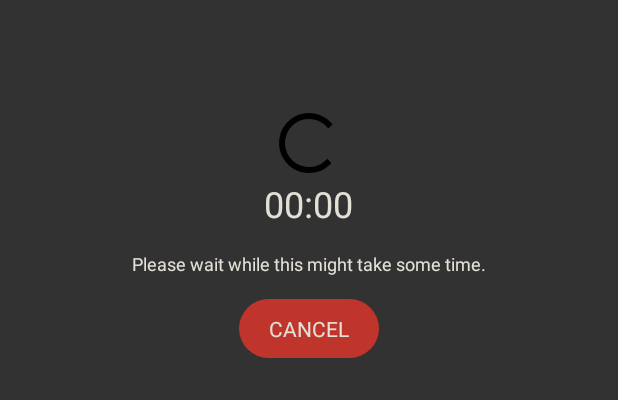
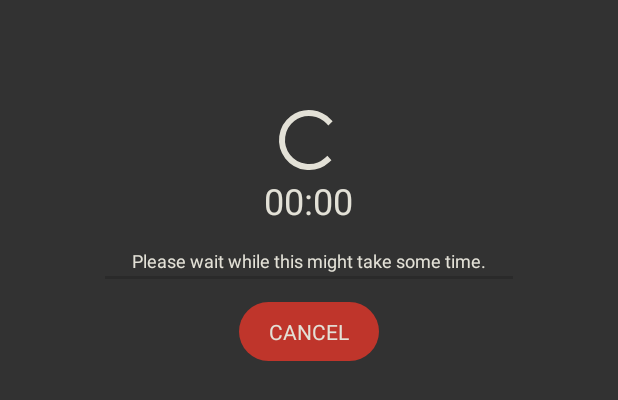
Before and after one commit to ervingegprifti/numbertheoryalgorithms, an Android app: the layout popup_progress.xml on its own in the app's theme, with its tools: preview values and no code run, on a phone screen of 412 x 824 dp. Shown: the part 374-774 px from the top of the screen. Run offline under Robolectric (Android 15) with nearby library versions, the phone set to English and light mode, and no system bars.

Commit message:
Worked on ProgressManager adding a progressbar

```diff
--- a/app/src/main/java/com/gegprifti/android/numbertheoryalgorithms/Algorithms.java
+++ b/app/src/main/java/com/gegprifti/android/numbertheoryalgorithms/Algorithms.java
@@ -245,13 +245,13 @@ class Algorithms {
      *
      * @see <a href="https://www.britannica.com/science/factorial">factorial</a>
      */
-    static String Factorial(AlgorithmParameters algorithmParameters) {
+    static String Factorial(ProgressManager progressManager, AlgorithmParameters algorithmParameters) {
         // a! a ∊ ℤ with a ≥ 0
         // 0! = 1
         // 1! = 1
-        // 2! = 2 * 1 = 2
-        // 3! = 3 * 2 * 1 = 6
-        // 4| = 4 * 3 * 2 * 1 = 24
+        // 2! = 1 * 2 = 2
+        // 3! = 1 * 2 * 3 = 6
+        // 4| = 1 * 2 * 3 * 4 = 24
 
         // Input
         BigInteger a = algorithmParameters.getInput1();
@@ -263,9 +263,25 @@ class Algorithms {
             return "1";
         }
         BigInteger factorial = ONE;
+
+        long lastUpdateTime = 0;
+        final int UPDATE_INTERVAL_MS = 100;
+
         for(BigInteger i = ONE; i.compareTo(a) <= 0; i = i.add(ONE)) {
             factorial = factorial.multiply(i);
-        }
+
+            long currentTime = System.currentTimeMillis();
+            // Only publish progress if enough time has passed
+            if (currentTime - lastUpdateTime > UPDATE_INTERVAL_MS) {
+                // (i/a)*100
+                int percent = i.multiply(BigInteger.valueOf(100)).divide(a).intValue();
+                progressManager.publishProgress(percent);
+                // Record the time of this update
+                lastUpdateTime = currentTime;
+            }
+        }
+
+        progressManager.publishProgress(100);
         return factorial.toString();
     }
     static String NextProbablePrime(ProgressDialog.Run run, AlgorithmParameters algorithmParameters) {
--- a/app/src/main/java/com/gegprifti/android/numbertheoryalgorithms/ProgressDialog.java
+++ b/app/src/main/java/com/gegprifti/android/numbertheoryalgorithms/ProgressDialog.java
@@ -57,7 +57,7 @@ final class ProgressDialog {
                 viewProgressDialog = layoutInflater.inflate(R.layout.popup_progress, container, false);
             }
             Chronometer chronometerProgress = viewProgressDialog.findViewById(R.id.ChronometerProgress);
-            ProgressBar progressBarProgress = viewProgressDialog.findViewById(R.id.ProgressBarProgress);
+            ProgressBar progressBarProgress = viewProgressDialog.findViewById(R.id.ProgressBarSpin);
             TextView textViewProgressCancel = viewProgressDialog.findViewById(R.id.TextViewProgressCancel);
 
             // Start the timer
--- a/app/src/main/res/layout/popup_progress.xml
+++ b/app/src/main/res/layout/popup_progress.xml
@@ -1,13 +1,14 @@
 <?xml version="1.0" encoding="utf-8"?>
 
 <LinearLayout xmlns:android="http://schemas.android.com/apk/res/android"
+	xmlns:tools="http://schemas.android.com/tools"
 	android:id="@+id/LinearLayoutProgress"
-    android:orientation="vertical"
-    android:layout_width="match_parent"
-    android:layout_height="match_parent"
+	android:orientation="vertical"
+	android:layout_width="match_parent"
+	android:layout_height="match_parent"
 	android:layout_gravity="center_horizontal|top"
-    android:background="#CC000000"
-    android:gravity="center">
+	android:background="#CC000000"
+	android:gravity="center">
 	<!--
 	android:paddingHorizontal="30dp"
 	android:paddingVertical="100dp"
@@ -15,19 +16,13 @@
 
 
     <ProgressBar
-        android:id="@+id/ProgressBarProgress"
+        android:id="@+id/ProgressBarSpin"
+		style="?android:attr/progressBarStyle"
+		android:layout_width="wrap_content"
+		android:layout_height="wrap_content"
         android:indeterminate="true"
-        android:layout_width="wrap_content"
-        android:layout_height="wrap_content" />
-        <!--style="@android:style/Widget.ProgressBar.Horizontal"-->
-        <!--style="@android:style/Widget.ProgressBar.Inverse"-->
-        <!--style="@android:style/Widget.ProgressBar.Small"-->
-        <!--style="@android:style/Widget.ProgressBar.Large"-->
-        <!--style="@android:style/Widget.Holo.ProgressBar.Horizontal"-->
-        <!--style="@android:style/Widget.DeviceDefault.ProgressBar.Large"-->
-        <!--API level 21-->
-        <!--android:progressTint="@color/colorRed"-->
-        <!--android:progressBackgroundTint="@color/colorRed"-->
+		android:progressTint="@color/colorGeneralBg"
+		android:indeterminateTint="@color/colorGeneralBg" />
 
     <Chronometer
         android:textColor="@color/colorGeneralBg"
@@ -43,6 +38,22 @@
         android:layout_width="wrap_content"
         android:layout_height="wrap_content"
 		android:text="@string/please_wait" />
+
+	<ProgressBar
+		android:id="@+id/ProgressBarPercentage"
+		style="?android:progressBarStyleHorizontal"
+		android:layout_width="match_parent"
+		android:layout_height="wrap_content"
+		android:layout_marginHorizontal="70dp"
+		android:layout_marginTop="2dp"
+		android:indeterminate="false"
+		android:progressTint="@color/colorGeneralBg"
+		android:indeterminateTint="@color/colorGeneralBg"
+		android:max="100"
+		android:minHeight="2dp"
+		android:maxHeight="2dp"
+		android:visibility="invisible"
+		tools:visibility="visible" />
 
 	<TextView
 		android:id="@+id/TextViewProgressCancel"
```
Also changed, not shown: app/src/main/java/com/gegprifti/android/numbertheoryalgorithms/FragmentTabCalculator.java (+19 -1 lines), app/src/main/java/com/gegprifti/android/numbertheoryalgorithms/ProgressManager.java (+39 -10 lines).
